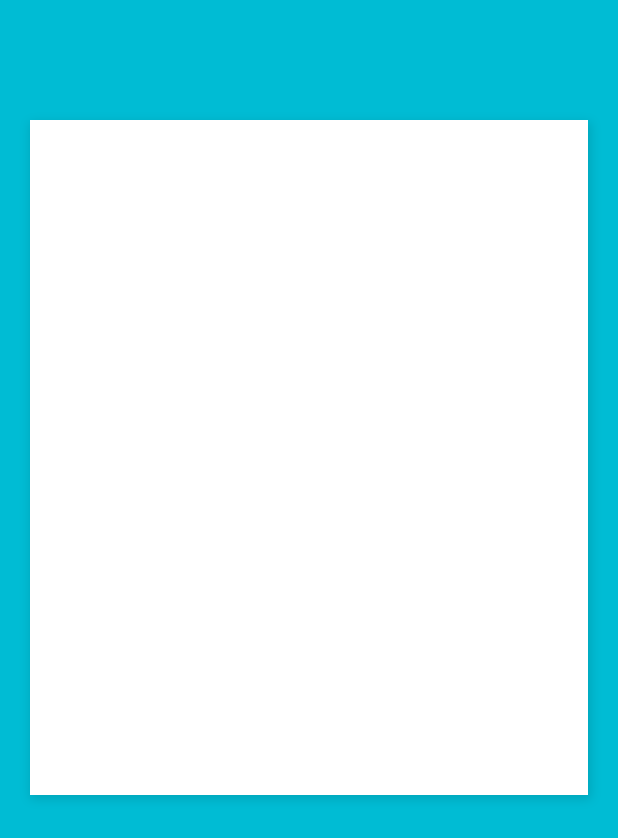
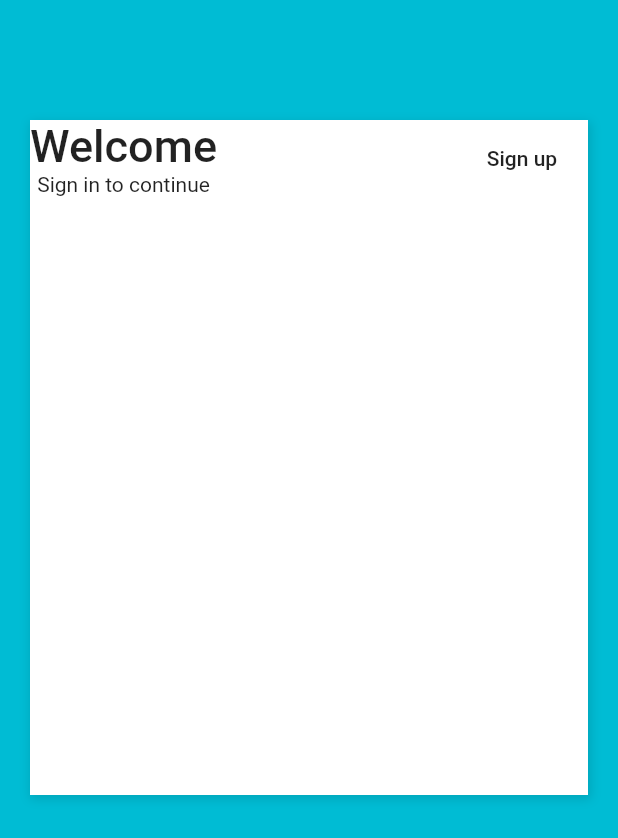
Before and after one commit to viniciusaugutis/flutter-shopping-layout, a Flutter app: the screen it shows after launch, on a phone screen of 412 x 824 dp. Shown: the top 838 px of the screen. Run offline on Flutter 3.47's test engine with Material 2 defaults, Android fonts, the phone set to English and light mode, and no system bars.

Commit message:
Utilizando row e column para alinhar widgets

```diff
--- a/lib/pages/login.page.dart
+++ b/lib/pages/login.page.dart
@@ -17,13 +17,34 @@ class LoginPage extends StatelessWidget {
             children: <Widget>[
               Container(
                   height: 450,
-                  decoration: BoxDecoration(color: Colors.white, boxShadow: [
+                  decoration: BoxDecoration(
+                    color: Colors.white,
+                    boxShadow: [
                       new BoxShadow(
                         color: Colors.black12,
                         offset: new Offset(1, 2.0),
                         blurRadius: 5,
                         spreadRadius: 1,
                       )
+                    ],
+                  ),
+                  child: ListView(children: <Widget>[
+                    Row(
+                        mainAxisAlignment: MainAxisAlignment.spaceBetween,
+                        children: <Widget>[
+                          Column(children: <Widget>[
+                            Text("Welcome",
+                                style: TextStyle(
+                                  fontSize: 30,
+                                  fontWeight: FontWeight.w500,
+                                )),
+                            Text("Sign in to continue"),
+                          ]),
+                          FlatButton(
+                            child: Text("Sign up"),
+                            onPressed: () {},
+                          )
+                        ]),
                   ])),
             ],
           ),
```
Lines whose indentation alone changed are shown as unchanged.
